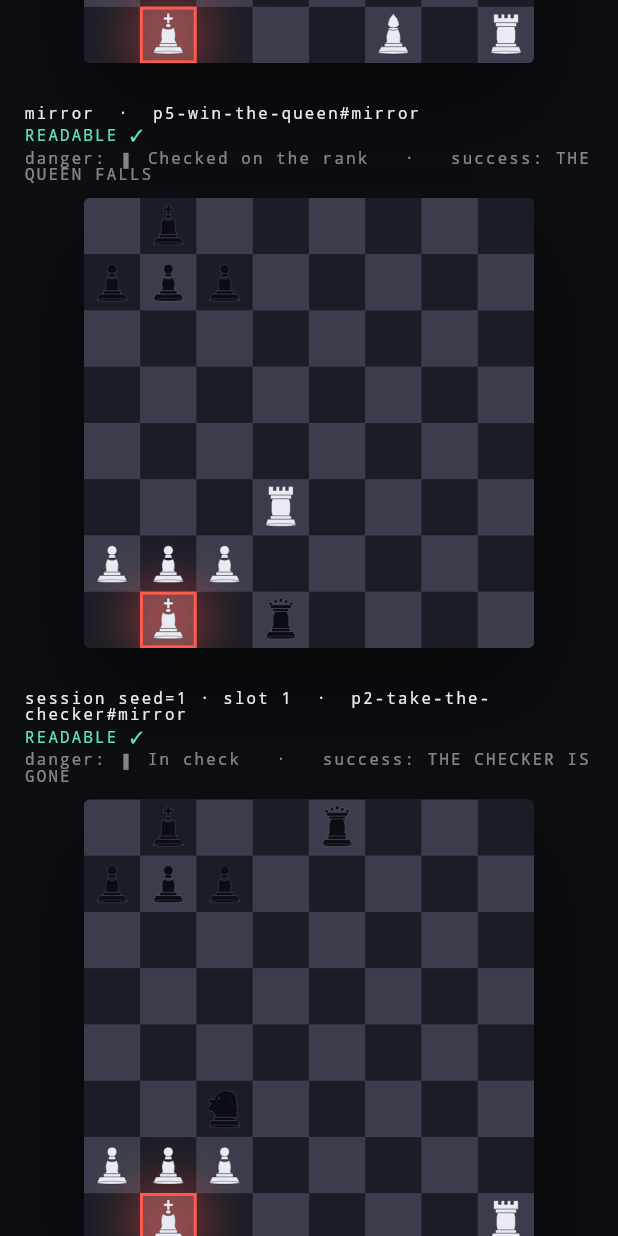
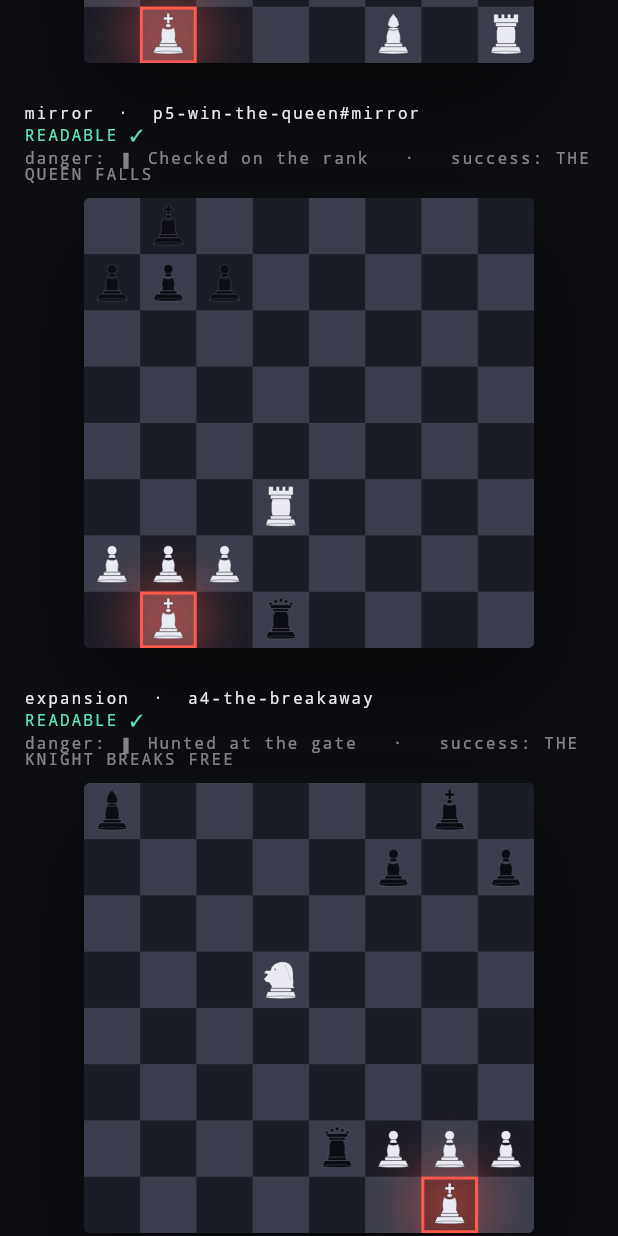
Before and after one commit to fvarli/chess-rescue, a Flutter app: the _GalleryScreen screen opened directly, scrolled down 3456 dp, on a phone screen of 412 x 824 dp. Run offline on Flutter 3.47's test engine with Material 3 defaults, Android fonts, the phone set to English and light mode, and no system bars; our stand-ins replace shared_preferences; accounts and stored records are empty.

Commit message:
feat(content): add tier-1 rescue expansion families and validation coverage

```diff
--- a/lib/core/models/puzzle_library.dart
+++ b/lib/core/models/puzzle_library.dart
@@ -54,6 +54,32 @@ class PuzzleLibrary {
   static List<Puzzle> session(int seed) => seed == 0
       ? all
       : SessionComposer.compose(templates: templates, seed: seed);
+
+  // ── Phase 22B — Tier-1 expansion families (authored + gated; NOT wired) ──
+  // A separate pool of new canonical rescue families. Subjected to the full
+  // validation / readability / copy-safety / mirror battery (see
+  // test/expansion_families_test.dart) and rendered in the debug gallery, but
+  // deliberately kept OUT of `templates` / `all` / `session` / the composer so
+  // the 5-puzzle onboarding session and every Phase 21 invariant are preserved.
+  // Live wiring is a later phase (22C). See docs/rescue-archetypes.md.
+  static const List<PuzzleTemplate> expansionTemplates = [
+    PuzzleTemplate(
+      archetype: RescueArchetype.counterCheck,
+      puzzle: _a4Breakaway,
+    ),
+    PuzzleTemplate(
+      archetype: RescueArchetype.forcedInterposition,
+      puzzle: _b1Martyr,
+    ),
+    PuzzleTemplate(
+      archetype: RescueArchetype.removeDefender,
+      puzzle: _b3RemoveDefender,
+    ),
+    PuzzleTemplate(
+      archetype: RescueArchetype.counterCheck,
+      puzzle: _b4CrossCheck,
+    ),
+  ];
 
   // ── Puzzle 1 — Knight rescue (REAL).
   // Archetype: COUNTER-CHECK (zwischenzug). Black threatens Qg2#. Instead of
@@ -618,4 +644,383 @@ class PuzzleLibrary {
     threatenedKing: Square(6, 0), // g1
     isPrototype: true,
   );
+
+  // ════════════════════════════════════════════════════════════════════
+  // Phase 22B — Tier-1 expansion families (in `expansionTemplates`, not the
+  // live runtime). Each keeps the king on g1, one clear tension lane, one
+  // emotionally obvious rescue + curated decoys. See docs/rescue-archetypes.md.
+  // ════════════════════════════════════════════════════════════════════
+
+  // ── A4 — The Breakaway (PROTOTYPE).
+  // Archetype: COUNTER-CHECK (escape flavor). A black bishop on a8 has the
+  // white knight on d5 in its sights while the black queen sits at the gate on
+  // e2. The knight leaps Nf6+ — escaping the bishop's diagonal and checking the
+  // black king on g8, so black must answer the check.
+  // Why it saves: the hunted piece breaks free and seizes the tempo.
+  // Decoys: knight squares that flee but land no blow (e7, c7, b4, f4).
+  static const Puzzle _a4Breakaway = Puzzle(
+    id: 'a4-the-breakaway',
+    title: 'The breakaway',
+    statusText: '▮ Hunted at the gate',
+    pieces: [
+      Piece(
+        id: 'wK',
+        type: PieceType.king,
+        color: PieceColor.light,
+        file: 6,
+        rank: 0,
+      ),
+      Piece(
+        id: 'wP-f2',
+        type: PieceType.pawn,
+        color: PieceColor.light,
+        file: 5,
+        rank: 1,
+      ),
+      Piece(
+        id: 'wP-g2',
+        type: PieceType.pawn,
+        color: PieceColor.light,
+        file: 6,
+        rank: 1,
+      ),
+      Piece(
+        id: 'wP-h2',
+        type: PieceType.pawn,
+        color: PieceColor.light,
+        file: 7,
+        rank: 1,
+      ),
+      Piece(
+        id: 'wN',
+        type: PieceType.knight,
+        color: PieceColor.light,
+        file: 3,
+        rank: 4,
+      ),
+      Piece(
+        id: 'bK',
+        type: PieceType.king,
+        color: PieceColor.dark,
+        file: 6,
+        rank: 7,
+      ),
+      Piece(
+        id: 'bQ',
+        type: PieceType.queen,
+        color: PieceColor.dark,
+        file: 4,
+        rank: 1,
+      ),
+      Piece(
+        id: 'bB',
+        type: PieceType.bishop,
+        color: PieceColor.dark,
+        file: 0,
+        rank: 7,
+      ),
+      Piece(
+        id: 'bP-f7',
+        type: PieceType.pawn,
+        color: PieceColor.dark,
+        file: 5,
+        rank: 6,
+      ),
+      Piece(
+        id: 'bP-h7',
+        type: PieceType.pawn,
+        color: PieceColor.dark,
+        file: 7,
+        rank: 6,
+      ),
+    ],
+    tappableSquare: Square(3, 4), // d5
+    legalMoves: [
+      Square(5, 5), // f6 * (checks the king, escapes the bishop)
+      Square(4, 6), // e7
+      Square(2, 6), // c7
+      Square(1, 3), // b4
+      Square(5, 3), // f4
+    ],
+    rescueTo: Square(5, 5), // f6
+    rescueNotation: 'Nf6+',
+    dangerHint: 'Your knight is cornered and the gate is under fire.',
+    failureHint: 'That slips away but strikes nothing. Hit back with a check.',
+    successExplanation: 'THE KNIGHT BREAKS FREE',
+    threatenedKing: Square(6, 0), // g1
+    isPrototype: true,
+  );
+
+  // ── B1 — The Martyr (PROTOTYPE).
+  // Archetype: FORCED INTERPOSITION (sacrifice). The black queen on a7 checks
+  // the king on g1 down the open a7–g1 diagonal. The rook on d1 throws itself
+  // in front: Rd4 — undefended, destined to be taken, but the king lives.
+  // Why it saves: a body on the line breaks the check; the cost is the point.
+  // Decoys: rook moves that don't sit on the diagonal (d2, d3, c1, f1).
+  static const Puzzle _b1Martyr = Puzzle(
+    id: 'b1-the-martyr',
+    title: 'The martyr',
+    statusText: '▮ The line is open',
+    pieces: [
+      Piece(
+        id: 'wK',
+        type: PieceType.king,
+        color: PieceColor.light,
+        file: 6,
+        rank: 0,
+      ),
+      Piece(
+        id: 'wP-g2',
+        type: PieceType.pawn,
+        color: PieceColor.light,
+        file: 6,
+        rank: 1,
+      ),
+      Piece(
+        id: 'wP-h2',
+        type: PieceType.pawn,
+        color: PieceColor.light,
+        file: 7,
+        rank: 1,
+      ),
+      Piece(
+        id: 'wR',
+        type: PieceType.rook,
+        color: PieceColor.light,
+        file: 3,
+        rank: 0,
+      ),
+      Piece(
+        id: 'bK',
+        type: PieceType.king,
+        color: PieceColor.dark,
+        file: 6,
+        rank: 7,
+      ),
+      Piece(
+        id: 'bQ',
+        type: PieceType.queen,
+        color: PieceColor.dark,
+        file: 0,
+        rank: 6,
+      ),
+      Piece(
+        id: 'bP-f7',
+        type: PieceType.pawn,
+        color: PieceColor.dark,
+        file: 5,
+        rank: 6,
+      ),
+      Piece(
+        id: 'bP-h7',
+        type: PieceType.pawn,
+        color: PieceColor.dark,
+        file: 7,
+        rank: 6,
+      ),
+    ],
+    tappableSquare: Square(3, 0), // d1
+    legalMoves: [
+      Square(3, 3), // d4 * (interposes on the diagonal)
+      Square(3, 1), // d2
+      Square(3, 2), // d3
+      Square(2, 0), // c1
+      Square(5, 0), // f1
+    ],
+    rescueTo: Square(3, 3), // d4
+    rescueNotation: 'Rd4',
+    dangerHint: 'The diagonal is loaded and the king stands bare.',
+    failureHint: "That doesn't stand in the way. Throw a body on the line.",
+    successExplanation: 'A BODY FOR THE KING',
+    threatenedKing: Square(6, 0), // g1
+    isPrototype: true,
+  );
+
+  // ── B3 — Remove the defender (PROTOTYPE).
+  // Archetype: REMOVE THE DEFENDER. The black bishop on c6 guards g2 along the
+  // long diagonal; with the knight on g3 covering f1, the queen on h3 threatens
+  // Qg2#. The knight on d4 takes the keystone: Nxc6 — and the mate collapses.
+  // Why it saves: pull the one piece holding the attack together.
+  // Decoys: knight moves that ignore the keystone (e6, f5, b5, c2); f3 is
+  // omitted because it would also block the bishop's guard of g2.
+  static const Puzzle _b3RemoveDefender = Puzzle(
+    id: 'b3-remove-the-defender',
+    title: 'Remove the defender',
+    statusText: '▮ Held up by one piece',
+    pieces: [
+      Piece(
+        id: 'wK',
+        type: PieceType.king,
+        color: PieceColor.light,
+        file: 6,
+        rank: 0,
+      ),
+      Piece(
+        id: 'wP-f2',
+        type: PieceType.pawn,
+        color: PieceColor.light,
+        file: 5,
+        rank: 1,
+      ),
+      Piece(
+        id: 'wP-h2',
+        type: PieceType.pawn,
+        color: PieceColor.light,
+        file: 7,
+        rank: 1,
+      ),
+      Piece(
+        id: 'wN',
+        type: PieceType.knight,
+        color: PieceColor.light,
+        file: 3,
+        rank: 3,
+      ),
+      Piece(
+        id: 'bK',
+        type: PieceType.king,
+        color: PieceColor.dark,
+        file: 6,
+        rank: 7,
+      ),
+      Piece(
+        id: 'bQ',
+        type: PieceType.queen,
+        color: PieceColor.dark,
+        file: 7,
+        rank: 2,
+      ),
+      Piece(
+        id: 'bB',
+        type: PieceType.bishop,
+        color: PieceColor.dark,
+        file: 2,
+        rank: 5,
+      ),
+      Piece(
+        id: 'bN',
+        type: PieceType.knight,
+        color: PieceColor.dark,
+        file: 6,
+        rank: 2,
+      ),
+      Piece(
+        id: 'bP-f7',
+        type: PieceType.pawn,
+        color: PieceColor.dark,
+        file: 5,
+        rank: 6,
+      ),
+      Piece(
+        id: 'bP-h7',
+        type: PieceType.pawn,
+        color: PieceColor.dark,
+        file: 7,
+        rank: 6,
+      ),
+    ],
+    tappableSquare: Square(3, 3), // d4
+    legalMoves: [
+      Square(2, 5), // c6 * (captures the keystone bishop)
+      Square(4, 5), // e6
+      Square(5, 4), // f5
+      Square(1, 4), // b5
+      Square(2, 1), // c2
+    ],
+    rescueTo: Square(2, 5), // c6
+    rescueNotation: 'Nxc6',
+    dangerHint: 'One defender is propping up the whole attack.',
+    failureHint: 'The attack still stands. Tear out its support.',
+    successExplanation: 'THE PROP IS GONE',
+    threatenedKing: Square(6, 0), // g1
+    isPrototype: true,
+  );
+
+  // ── B4 — The Cross-Check (PROTOTYPE).
+  // Archetype: COUNTER-CHECK (cross-check flavor). The black queen on g7 checks
+  // the king on g1 down the open g-file. The knight on e5 lands on g6: it
+  // blocks the file AND checks the black king on h8 — a check answered with a
+  // check.
+  // Why it saves: you stop dying and start attacking in the same move.
+  // Decoys: knight moves that neither block nor check (c6, d7, c4, f3); plain
+  // blocks (g4, g2) are omitted so the cross-check is the only listed escape.
+  static const Puzzle _b4CrossCheck = Puzzle(
+    id: 'b4-the-cross-check',
+    title: 'The cross-check',
+    statusText: '▮ In check',
+    pieces: [
+      Piece(
+        id: 'wK',
+        type: PieceType.king,
+        color: PieceColor.light,
+        file: 6,
+        rank: 0,
+      ),
+      Piece(
+        id: 'wP-f2',
+        type: PieceType.pawn,
+        color: PieceColor.light,
+        file: 5,
+        rank: 1,
+      ),
+      Piece(
+        id: 'wP-h2',
+        type: PieceType.pawn,
+        color: PieceColor.light,
+        file: 7,
+        rank: 1,
+      ),
+      Piece(
+        id: 'wN',
+        type: PieceType.knight,
+        color: PieceColor.light,
+        file: 4,
+        rank: 4,
+      ),
+      Piece(
+        id: 'bK',
+        type: PieceType.king,
+        color: PieceColor.dark,
+        file: 7,
+        rank: 7,
+      ),
+      Piece(
+        id: 'bQ',
+        type: PieceType.queen,
+        color: PieceColor.dark,
+        file: 6,
+        rank: 6,
+      ),
+      Piece(
+        id: 'bP-f7',
+        type: PieceType.pawn,
+        color: PieceColor.dark,
+        file: 5,
+        rank: 6,
+      ),
+      Piece(
+        id: 'bP-h7',
+        type: PieceType.pawn,
+        color: PieceColor.dark,
+        file: 7,
+        rank: 6,
+      ),
+    ],
+    tappableSquare: Square(4, 4), // e5
+    legalMoves: [
+      Square(6, 5), // g6 * (blocks the file and checks the king)
+      Square(2, 5), // c6
+      Square(3, 6), // d7
+      Square(2, 3), // c4
+      Square(5, 2), // f3
+    ],
+    rescueTo: Square(6, 5), // g6
+    rescueNotation: 'Ng6+',
+    dangerHint: "You're in check — but you can answer in kind.",
+    failureHint:
+        "That doesn't break the check. Answer with a check of your own.",
+    successExplanation: 'CHECK MEETS CHECK',
+    threatenedKing: Square(6, 0), // g1
+    isPrototype: true,
+  );
 }
--- a/lib/debug/instance_gallery.dart
+++ b/lib/debug/instance_gallery.dart
@@ -12,6 +12,7 @@ import '../core/models/puzzle.dart';
 import '../core/models/puzzle_library.dart';
 import '../core/models/readability.dart';
 import '../core/models/session_composer.dart';
+import '../core/models/variation.dart';
 import '../core/theme/app_theme.dart';
 import '../features/rescue_game/game_state.dart';
 import '../features/rescue_game/widgets/board_widget.dart';
@@ -56,6 +57,11 @@ class _GalleryScreen extends StatelessWidget {
     final entries = <_Entry>[
       for (final p in PuzzleLibrary.all) _Entry('base', p),
       for (final p in PuzzleLibrary.mirrorVariants) _Entry('mirror', p),
+      // Phase 22B — Tier-1 expansion families (not wired into live sessions).
+      for (final t in PuzzleLibrary.expansionTemplates)
+        _Entry('expansion', t.toPuzzle()),
+      for (final t in PuzzleLibrary.expansionTemplates)
+        _Entry('expansion mirror', t.toPuzzle(Variation.mirror)),
       for (var i = 0; i < session1.length; i++)
         _Entry('session seed=1 · slot ${i + 1}', session1[i]),
       for (var i = 0; i < session2.length; i++)
```
Also changed, not shown: 3 other files.
